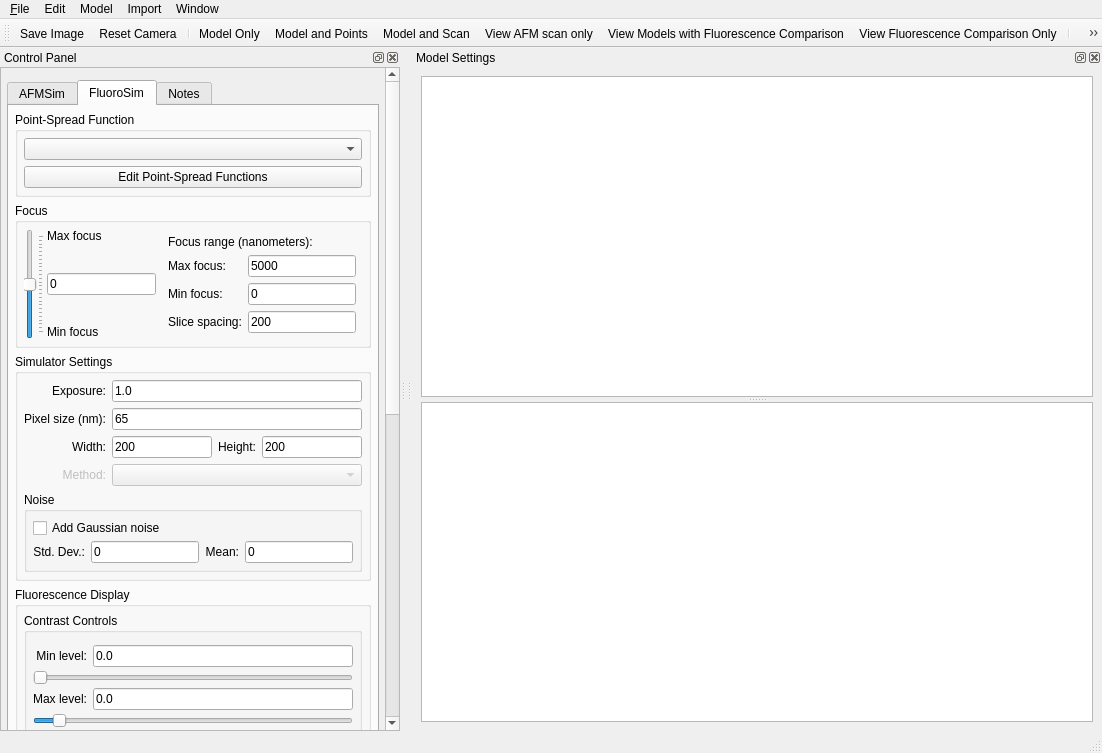
This is apps/MicroscopeSimulator/MicroscopeSimulator.ui in CISMM/MicroscopeSimulator2 as Qt 5 draws it before an edit. The edited form follows.
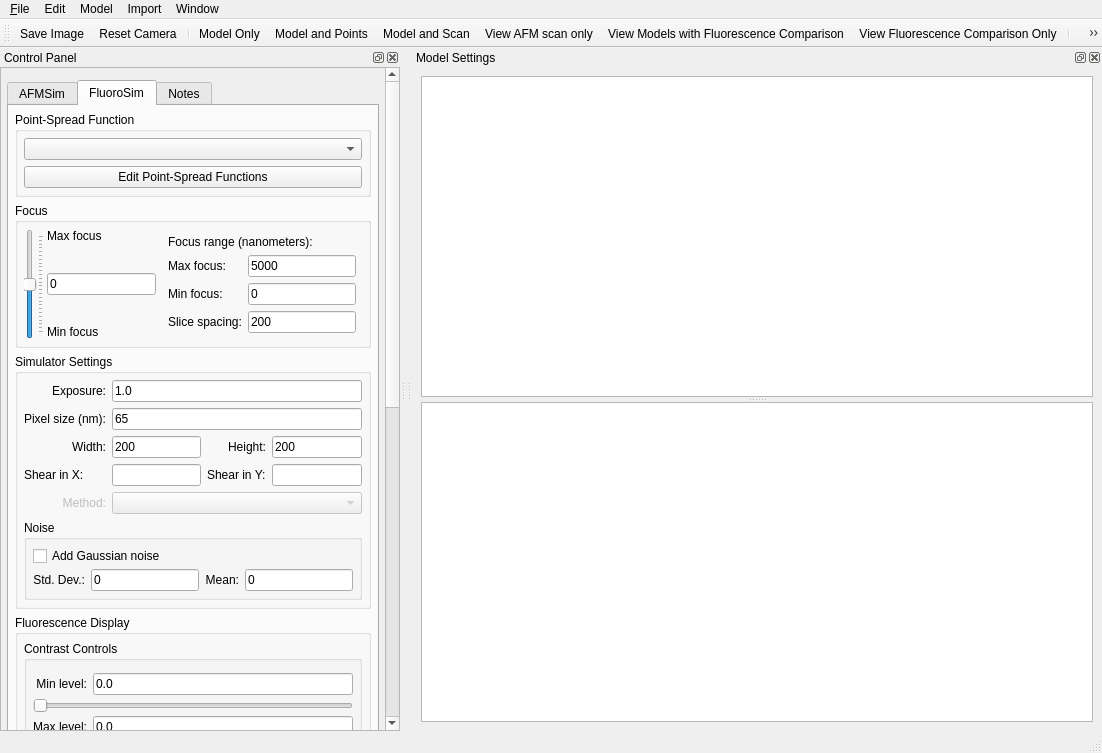
This is the edited form. The open tabs and pages were chosen to show the change. Icons and pictures are not drawn. Custom widgets are drawn as their Qt base class.

Commit message: Added shear-in-x and shear-in-y parameters.

```diff
--- a/apps/MicroscopeSimulator/MicroscopeSimulator.ui
+++ b/apps/MicroscopeSimulator/MicroscopeSimulator.ui
@@ -196,9 +196,9 @@
         <property name="geometry">
          <rect>
           <x>0</x>
-          <y>0</y>
+          <y>-165</y>
           <width>381</width>
-          <height>1285</height>
+          <height>1317</height>
          </rect>
         </property>
         <layout class="QVBoxLayout" name="verticalLayout_5">
@@ -643,7 +643,7 @@
                   </property>
                  </widget>
                 </item>
-                <item row="3" column="0">
+                <item row="4" column="0">
                  <widget class="QLabel" name="fluoroSimConvMethodLabel">
                   <property name="enabled">
                    <bool>false</bool>
@@ -663,7 +663,7 @@
                   </property>
                  </widget>
                 </item>
-                <item row="3" column="1" colspan="3">
+                <item row="4" column="1" colspan="3">
                  <widget class="QComboBox" name="fluoroSimConvMethodComboBox">
                   <property name="enabled">
                    <bool>false</bool>
@@ -733,7 +733,7 @@
                   </property>
                  </widget>
                 </item>
-                <item row="4" column="0" colspan="4">
+                <item row="5" column="0" colspan="4">
                  <widget class="QGroupBox" name="fluoroSimNoiseGroupBox">
                   <property name="enabled">
                    <bool>true</bool>
@@ -807,6 +807,26 @@
                   </layout>
                  </widget>
                 </item>
+                <item row="3" column="0">
+                 <widget class="QLabel" name="fluoroSimShearInXLabel">
+                  <property name="text">
+                   <string>Shear in X:</string>
+                  </property>
+                 </widget>
+                </item>
+                <item row="3" column="2">
+                 <widget class="QLabel" name="fluoroSimShearInYLabel">
+                  <property name="text">
+                   <string>Shear in Y:</string>
+                  </property>
+                 </widget>
+                </item>
+                <item row="3" column="1">
+                 <widget class="QLineEdit" name="fluoroSimShearInXEdit"/>
+                </item>
+                <item row="3" column="3">
+                 <widget class="QLineEdit" name="fluoroSimShearInYEdit"/>
+                </item>
                </layout>
               </widget>
              </item>
```
Left out of the diff: 2 changed lines with no effect on the pictures. The commit also changes 4 other files.
